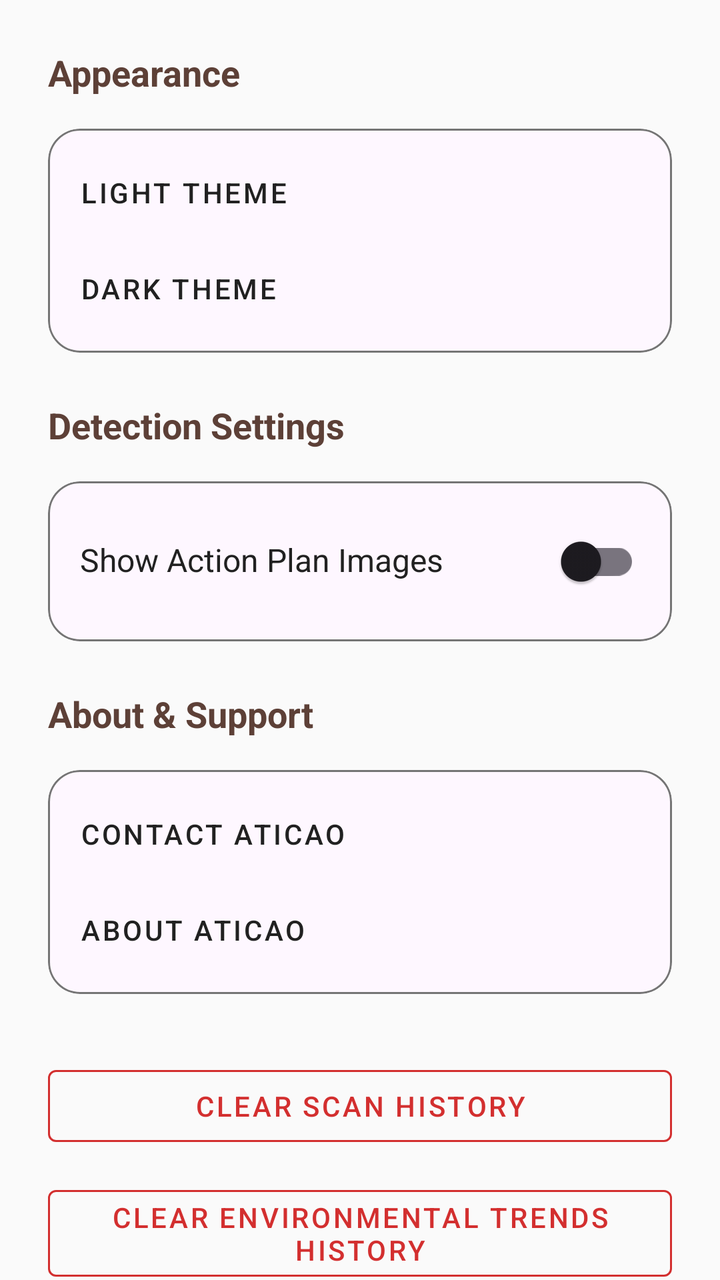
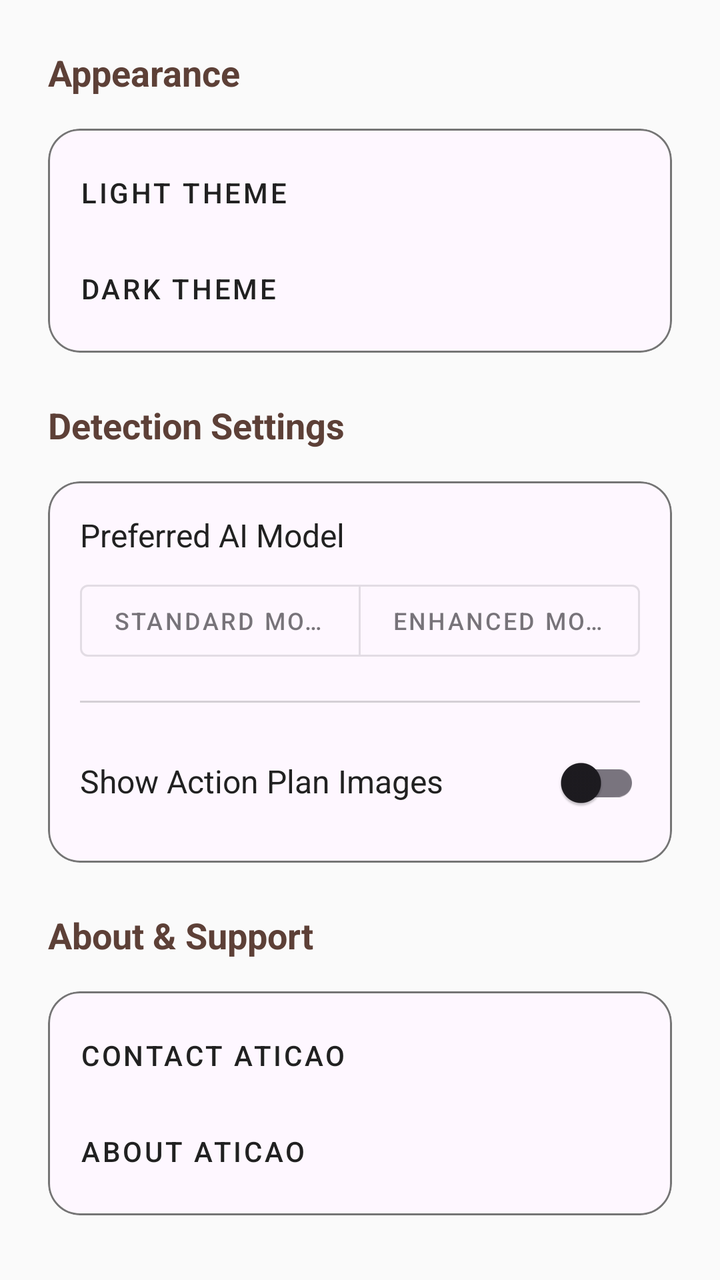

The first picture is an Android layout as it rendered before a commit; the second is the same layout after the commit. The layout source and the unified diff follow.
<!-- AndroidManifest.xml: application theme Theme.AtiCaoBeta -->
<!-- res/layout/fragment_settings.xml -->
<?xml version="1.0" encoding="utf-8"?>
<androidx.core.widget.NestedScrollView xmlns:android="http://schemas.android.com/apk/res/android"
    xmlns:app="http://schemas.android.com/apk/res-auto"
    android:layout_width="match_parent"
    android:layout_height="match_parent"
    android:background="@color/bg_light">

    <LinearLayout
        android:layout_width="match_parent"
        android:layout_height="wrap_content"
        android:orientation="vertical"
        android:padding="24dp">

        <TextView
            android:layout_width="wrap_content"
            android:layout_height="wrap_content"
            android:text="@string/settings_appearance"
            android:textSize="18sp"
            android:textStyle="bold"
            android:layout_marginBottom="16dp"
            android:textColor="@color/cacao_primary" />

        <com.google.android.material.card.MaterialCardView
            android:layout_width="match_parent"
            android:layout_height="wrap_content"
            app:cardCornerRadius="16dp"
            app:cardElevation="0dp"
            app:strokeWidth="1dp"
            app:strokeColor="@color/text_secondary"
            android:layout_marginBottom="24dp">

            <LinearLayout
                android:layout_width="match_parent"
                android:layout_height="wrap_content"
                android:orientation="vertical"
                android:padding="8dp">

                <com.google.android.material.button.MaterialButton
                    android:id="@+id/btn_theme_light"
                    style="@style/Widget.MaterialComponents.Button.TextButton"
                    android:layout_width="match_parent"
                    android:layout_height="wrap_content"
                    android:text="@string/settings_theme_light"
                    android:gravity="start|center_vertical"
                    android:textColor="@color/text_main"/>

                <com.google.android.material.button.MaterialButton
                    android:id="@+id/btn_theme_dark"
                    style="@style/Widget.MaterialComponents.Button.TextButton"
                    android:layout_width="match_parent"
                    android:layout_height="wrap_content"
                    android:text="@string/settings_theme_dark"
                    android:gravity="start|center_vertical"
                    android:textColor="@color/text_main"/>

            </LinearLayout>
        </com.google.android.material.card.MaterialCardView>

        <TextView
            android:layout_width="wrap_content"
            android:layout_height="wrap_content"
            android:text="@string/settings_detection"
            android:textSize="18sp"
            android:textStyle="bold"
            android:layout_marginBottom="16dp"
            android:textColor="@color/cacao_primary" />

        <com.google.android.material.card.MaterialCardView
            android:layout_width="match_parent"
            android:layout_height="wrap_content"
            app:cardCornerRadius="16dp"
            app:cardElevation="0dp"
            app:strokeWidth="1dp"
            app:strokeColor="@color/text_secondary"
            android:layout_marginBottom="24dp">

            <LinearLayout
                android:layout_width="match_parent"
                android:layout_height="wrap_content"
                android:padding="16dp">

                <TextView
                    android:layout_width="0dp"
                    android:layout_height="wrap_content"
                    android:layout_weight="1"
                    android:text="@string/show_rec_images"
                    android:textColor="@color/text_main"
                    android:textSize="16sp" />

                <com.google.android.material.switchmaterial.SwitchMaterial
                    android:id="@+id/switch_rec_images"
                    android:layout_width="wrap_content"
                    android:layout_height="wrap_content" />
            </LinearLayout>
        </com.google.android.material.card.MaterialCardView>

        <TextView
            android:layout_width="wrap_content"
            android:layout_height="wrap_content"
            android:text="@string/settings_about_support"
            android:textSize="18sp"
            android:textStyle="bold"
            android:layout_marginBottom="16dp"
            android:textColor="@color/cacao_primary" />

        <com.google.android.material.card.MaterialCardView
            android:layout_width="match_parent"
            android:layout_height="wrap_content"
            app:cardCornerRadius="16dp"
            app:cardElevation="0dp"
            app:strokeWidth="1dp"
            app:strokeColor="@color/text_secondary">

            <LinearLayout
                android:layout_width="match_parent"
                android:layout_height="wrap_content"
                android:orientation="vertical"
                android:padding="8dp">

                <com.google.android.material.button.MaterialButton
                    android:id="@+id/btn_contact"
                    style="@style/Widget.MaterialComponents.Button.TextButton"
                    android:layout_width="match_parent"
                    android:layout_height="wrap_content"
                    android:text="@string/settings_contact_btn"
                    android:gravity="start|center_vertical"
                    android:textColor="@color/text_main"/>

                <com.google.android.material.button.MaterialButton
                    android:id="@+id/btn_about"
                    style="@style/Widget.MaterialComponents.Button.TextButton"
                    android:layout_width="match_parent"
                    android:layout_height="wrap_content"
                    android:text="@string/settings_about_btn"
                    android:gravity="start|center_vertical"
                    android:textColor="@color/text_main"/>

            </LinearLayout>
        </com.google.android.material.card.MaterialCardView>

        <com.google.android.material.button.MaterialButton
            android:id="@+id/btn_clear_history"
            style="@style/Widget.MaterialComponents.Button.OutlinedButton"
            android:layout_width="match_parent"
            android:layout_height="wrap_content"
            android:layout_marginTop="32dp"
            android:text="@string/settings_clear_history"
            android:textColor="@color/pod_danger"
            app:strokeColor="@color/pod_danger"/>

        <com.google.android.material.button.MaterialButton
            android:id="@+id/btn_clear_sensor_history"
            style="@style/Widget.MaterialComponents.Button.OutlinedButton"
            android:layout_width="match_parent"
            android:layout_height="wrap_content"
            android:layout_marginTop="12dp"
            android:text="@string/settings_clear_sensor"
            android:textColor="@color/pod_danger"
            app:strokeColor="@color/pod_danger"/>

    </LinearLayout>
</androidx.core.widget.NestedScrollView>
<!-- resources referenced by this layout -->
<resources>
  <color name="bg_light">#FAFAFA</color>
  <color name="cacao_primary">#5D4037</color>
  <color name="pod_danger">#D32F2F</color>
  <color name="text_main">#212121</color>
  <color name="text_secondary">#757575</color>
  <string name="settings_about_btn">About AtiCao</string>
  <string name="settings_about_support">About &amp; Support</string>
  <string name="settings_appearance">Appearance</string>
  <string name="settings_clear_history">Clear Scan History</string>
  <string name="settings_clear_sensor">Clear Environmental Trends History</string>
  <string name="settings_contact_btn">Contact AtiCao</string>
  <string name="settings_detection">Detection Settings</string>
  <string name="settings_theme_dark">Dark Theme</string>
  <string name="settings_theme_light">Light Theme</string>
  <string name="show_rec_images">Show Action Plan Images</string>
  <style name="Theme.AtiCaoBeta" parent="Base.Theme.AtiCaoBeta" />
  <style name="Base.Theme.AtiCaoBeta" parent="Theme.Material3.DayNight.NoActionBar">
          
          <item name="colorPrimary">@color/cacao_primary</item>
          <item name="colorPrimaryDark">@color/cacao_primary_dark</item>
          <item name="colorAccent">@color/cacao_accent</item>
      </style>
  <color name="cacao_primary_dark">#3E2723</color>
  <color name="cacao_accent">#43A047</color>
</resources>

<!-- the commit's change to res/layout/fragment_settings.xml (unified diff, before → after) -->
@@ -77,20 +77,69 @@
             <LinearLayout
                 android:layout_width="match_parent"
                 android:layout_height="wrap_content"
+                android:orientation="vertical"
                 android:padding="16dp">
 
                 <TextView
-                    android:layout_width="0dp"
-                    android:layout_height="wrap_content"
-                    android:layout_weight="1"
-                    android:text="@string/show_rec_images"
+                    android:layout_width="match_parent"
+                    android:layout_height="wrap_content"
+                    android:text="@string/settings_default_model"
                     android:textColor="@color/text_main"
-                    android:textSize="16sp" />
-
-                <com.google.android.material.switchmaterial.SwitchMaterial
-                    android:id="@+id/switch_rec_images"
-                    android:layout_width="wrap_content"
-                    android:layout_height="wrap_content" />
+                    android:textSize="16sp"
+                    android:layout_marginBottom="8dp" />
+
+                <com.google.android.material.button.MaterialButtonToggleGroup
+                    android:id="@+id/toggle_default_model"
+                    android:layout_width="match_parent"
+                    android:layout_height="wrap_content"
+                    app:singleSelection="true"
+                    app:selectionRequired="true">
+
+                    <com.google.android.material.button.MaterialButton
+                        android:id="@+id/btn_default_alpha"
+                        style="@style/Widget.MaterialComponents.Button.OutlinedButton"
+                        android:layout_width="0dp"
+                        android:layout_height="wrap_content"
+                        android:layout_weight="1"
+                        android:text="@string/btn_alpha"
+                        android:textSize="12sp" />
+
+                    <com.google.android.material.button.MaterialButton
+                        android:id="@+id/btn_default_beta"
+                        style="@style/Widget.MaterialComponents.Button.OutlinedButton"
+                        android:layout_width="0dp"
+                        android:layout_height="wrap_content"
+                        android:layout_weight="1"
+                        android:text="@string/btn_beta"
+                        android:textSize="12sp" />
+                </com.google.android.material.button.MaterialButtonToggleGroup>
+
+                <View
+                    android:layout_width="match_parent"
+                    android:layout_height="1dp"
+                    android:background="@color/text_secondary"
+                    android:layout_marginTop="16dp"
+                    android:layout_marginBottom="16dp"
+                    android:alpha="0.3"/>
+
+                <LinearLayout
+                    android:layout_width="match_parent"
+                    android:layout_height="wrap_content"
+                    android:orientation="horizontal">
+
+                    <TextView
+                        android:layout_width="0dp"
+                        android:layout_height="wrap_content"
+                        android:layout_weight="1"
+                        android:text="@string/show_rec_images"
+                        android:textColor="@color/text_main"
+                        android:textSize="16sp" />
+
+                    <com.google.android.material.switchmaterial.SwitchMaterial
+                        android:id="@+id/switch_rec_images"
+                        android:layout_width="wrap_content"
+                        android:layout_height="wrap_content" />
+                </LinearLayout>
             </LinearLayout>
         </com.google.android.material.card.MaterialCardView>
 
<!-- resource entries referenced after the edit -->
@@ -5,12 +5,15 @@
   <color name="pod_danger">#D32F2F</color>
   <color name="text_main">#212121</color>
   <color name="text_secondary">#757575</color>
+  <string name="btn_alpha">STANDARD MODEL</string>
+  <string name="btn_beta">ENHANCED MODEL</string>
   <string name="settings_about_btn">About AtiCao</string>
   <string name="settings_about_support">About &amp; Support</string>
   <string name="settings_appearance">Appearance</string>
   <string name="settings_clear_history">Clear Scan History</string>
   <string name="settings_clear_sensor">Clear Environmental Trends History</string>
   <string name="settings_contact_btn">Contact AtiCao</string>
+  <string name="settings_default_model">Preferred AI Model</string>
   <string name="settings_detection">Detection Settings</string>
   <string name="settings_theme_dark">Dark Theme</string>
   <string name="settings_theme_light">Light Theme</string>
